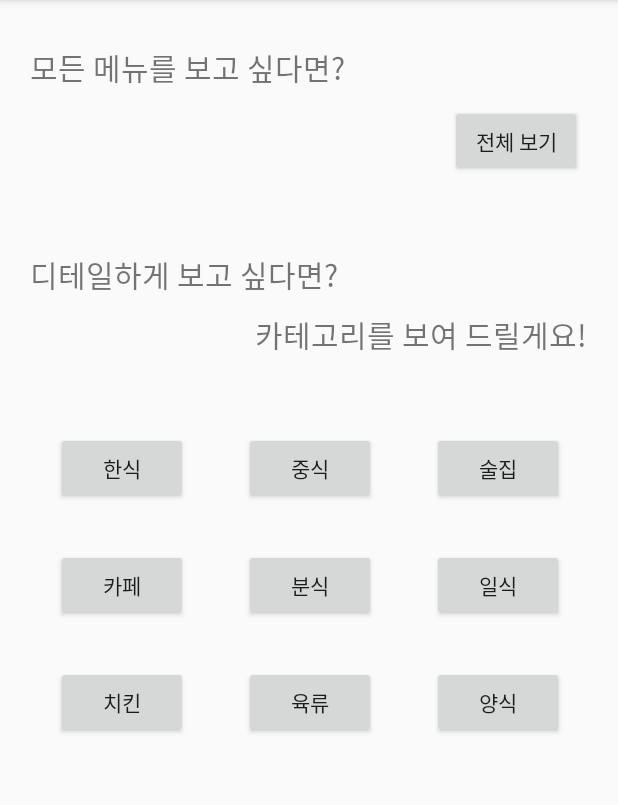
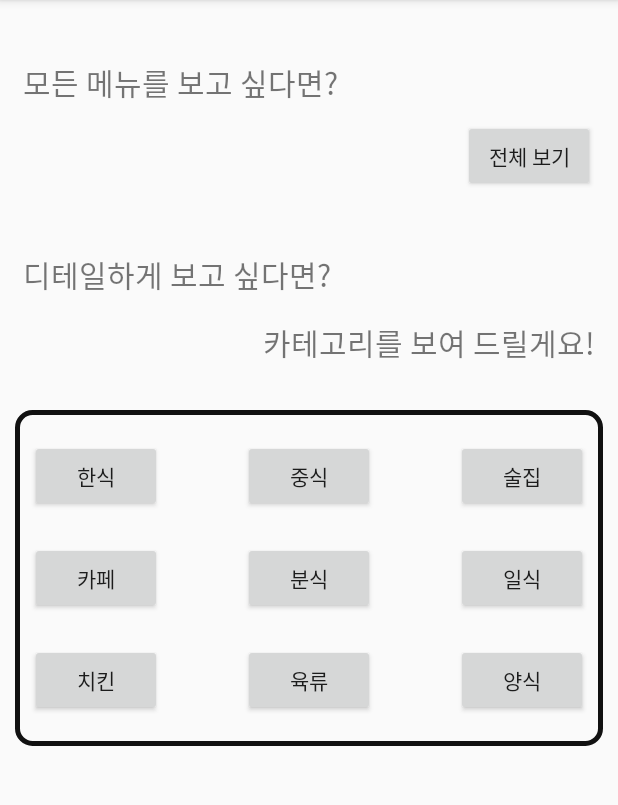
Before and after one commit to SongHeeJae/MyongjiMoa, an Android app: the ReviewMainActivity screen opened directly, with no data from a screen before it, on a phone screen of 412 x 824 dp, the part 84-889 px from its top. Run offline under Robolectric (Android 15) with nearby library versions, the phone set to English and light mode, and no system bars.

Commit message:
리뷰화면 수정

```diff
--- /dev/null
+++ b/app/src/main/res/drawable/rounded_black.xml
@@ -0,0 +1,6 @@
+<?xml version="1.0" encoding="utf-8"?>
+<shape xmlns:android="http://schemas.android.com/apk/res/android">
+    <stroke android:width="3dip" android:color="#111111"/>
+    <corners android:radius="10dip" />
+    <padding android:left="0dip" android:top="0dip" android:right="0dip" android:bottom="0dip" />
+</shape>
--- a/app/src/main/res/layout/review.xml
+++ b/app/src/main/res/layout/review.xml
@@ -7,119 +7,161 @@
         android:orientation="horizontal"
         android:layout_width="match_parent"
         android:layout_height="wrap_content" >
+    </LinearLayout>
 
-        <TextView
-            android:layout_marginLeft="20dp"
-            android:layout_marginTop="30dp"
+    <LinearLayout
         android:layout_width="match_parent"
         android:layout_height="wrap_content"
-            android:textSize="20dp"
-            android:text="모든 메뉴를 보고 싶다면?"/>
-    </LinearLayout>
+        android:orientation="vertical">
 
+        <RelativeLayout
+            android:layout_marginTop="40dp"
+            android:layout_width="match_parent"
+            android:layout_height="wrap_content" >
+            <TextView
+                android:layout_centerVertical="true"
+                android:layout_width="match_parent"
+                android:layout_height="wrap_content"
+                android:layout_marginLeft="15dp"
+                android:text="모든 메뉴를 보고 싶다면?"
+                android:textSize="20dp" />
+        </RelativeLayout>
+
+        <RelativeLayout
+            android:layout_marginTop="10dp"
+            android:layout_width="match_parent"
+            android:layout_height="wrap_content" >
             <Button
-        android:layout_marginTop="10dp"
-        android:layout_marginLeft="300dp"
+                android:layout_marginRight="15dp"
+                android:layout_alignParentRight="true"
                 android:layout_width="wrap_content"
                 android:layout_height="wrap_content"
                 android:text="전체 보기"
                 android:id="@+id/all"/>
+        </RelativeLayout>
 
+        <RelativeLayout
+            android:layout_marginTop="40dp"
+            android:layout_width="match_parent"
+            android:layout_height="wrap_content" >
             <TextView
-        android:layout_marginTop="50dp"
-        android:layout_marginLeft="20dp"
+                android:layout_centerVertical="true"
+                android:layout_marginLeft="15dp"
                 android:layout_width="match_parent"
                 android:layout_height="wrap_content"
                 android:textSize="20dp"
                 android:text="디테일하게 보고 싶다면?"/>
+        </RelativeLayout>
 
+        <RelativeLayout
+            android:layout_marginTop="15dp"
+            android:layout_width="match_parent"
+            android:layout_height="wrap_content" >
             <TextView
-        android:layout_marginTop="10dp"
-        android:layout_marginLeft="170dp"
+                android:layout_alignParentRight="true"
                 android:layout_width="wrap_content"
                 android:layout_height="wrap_content"
                 android:textSize="20dp"
+                android:layout_marginRight="15dp"
                 android:text="카테고리를 보여 드릴게요!" />
+        </RelativeLayout>
+    </LinearLayout>
 
     <LinearLayout
-        android:layout_marginTop="50dp"
+        android:layout_marginTop="30dp"
+        android:layout_width="match_parent"
+        android:layout_height="wrap_content"
+        android:layout_marginLeft="10dp"
+        android:layout_marginRight="10dp"
+        android:background="@drawable/rounded_black"
+        android:orientation="vertical">
+
+        <RelativeLayout
+            android:layout_marginLeft="10dp"
+            android:layout_marginRight="10dp"
+            android:layout_marginTop="20dp"
             android:layout_width="match_parent"
             android:layout_height="wrap_content"
             android:orientation="horizontal">
 
             <Button
-            android:layout_marginLeft="37.5dp"
+                android:layout_centerVertical="true"
                 android:layout_width="wrap_content"
                 android:layout_height="wrap_content"
                 android:text="한식"
                 android:id="@+id/hansik"/>
+
             <Button
-            android:layout_marginLeft="37.5dp"
+                android:id="@+id/chinese"
                 android:layout_width="wrap_content"
                 android:layout_height="wrap_content"
-            android:text="중식"
-            android:id="@+id/chinese"/>
+                android:layout_centerInParent="true"
+                android:gravity="center"
+                android:text="중식" />
 
             <Button
-            android:layout_marginLeft="37.5dp"
                 android:id="@+id/alchol"
                 android:layout_width="wrap_content"
                 android:layout_height="wrap_content"
+                android:layout_alignParentRight="true"
                 android:text="술집" />
-    </LinearLayout>
 
-    <LinearLayout
+        </RelativeLayout>
+
+        <RelativeLayout
+            android:layout_marginLeft="10dp"
+            android:layout_marginRight="10dp"
             android:layout_width="match_parent"
             android:layout_height="wrap_content"
+            android:layout_marginTop="20dp"
             android:orientation="horizontal">
+
             <Button
-            android:layout_marginLeft="37.5dp"
-            android:layout_marginTop="30dp"
+                android:layout_centerVertical="true"
                 android:layout_width="wrap_content"
                 android:layout_height="wrap_content"
                 android:text="카페"
                 android:id="@+id/cafe"/>
             <Button
-            android:layout_marginLeft="37.5dp"
-            android:layout_marginTop="30dp"
+                android:layout_centerInParent="true"
                 android:layout_width="wrap_content"
                 android:layout_height="wrap_content"
                 android:text="분식"
                 android:id="@+id/boonsik"/>
             <Button
-            android:layout_marginLeft="37.5dp"
-            android:layout_marginTop="30dp"
+                android:layout_alignParentRight="true"
                 android:layout_width="wrap_content"
                 android:layout_height="wrap_content"
                 android:text="일식"
                 android:id="@+id/japanese"/>
-    </LinearLayout>
+        </RelativeLayout>
 
-    <LinearLayout
+        <RelativeLayout
+            android:layout_marginLeft="10dp"
+            android:layout_marginRight="10dp"
             android:layout_width="match_parent"
             android:layout_height="wrap_content"
+            android:layout_marginTop="20dp"
+            android:layout_marginBottom="20dp"
             android:orientation="horizontal">
             <Button
-            android:layout_marginLeft="37.5dp"
-            android:layout_marginTop="30dp"
+                android:layout_centerVertical="true"
                 android:layout_width="wrap_content"
                 android:layout_height="wrap_content"
                 android:text="치킨"
                 android:id="@+id/chicken"/>
             <Button
-            android:layout_marginLeft="37.5dp"
-            android:layout_marginTop="30dp"
+                android:layout_centerInParent="true"
                 android:layout_width="wrap_content"
                 android:layout_height="wrap_content"
                 android:text="육류"
                 android:id="@+id/gogi"/>
             <Button
-            android:layout_marginLeft="37.5dp"
-            android:layout_marginTop="30dp"
+                android:layout_alignParentRight="true"
                 android:layout_width="wrap_content"
                 android:layout_height="wrap_content"
                 android:text="양식"
                 android:id="@+id/yangsik"/>
+        </RelativeLayout>
     </LinearLayout>
-
 </LinearLayout>
--- a/app/src/main/res/layout/review_list.xml
+++ b/app/src/main/res/layout/review_list.xml
@@ -15,6 +15,8 @@
                 <LinearLayout
                     android:layout_width="match_parent"
                     android:layout_height="match_parent"
+                    android:layout_marginLeft="5dp"
+                    android:layout_marginTop="10dp"
                     android:orientation="vertical">
 
                     <TextView
```
Also changed, not shown: app/src/main/java/com/example/myongjimoa/ReviewListActivity.java (+8 -22 lines), app/src/main/res/layout/restaurant.xml (+5 -2 lines), app/src/main/res/layout/review_item.xml (+33 -5 lines), app/src/main/res/layout/review_write.xml (+14 -14 lines). Lines whose indentation alone changed are shown as unchanged.
